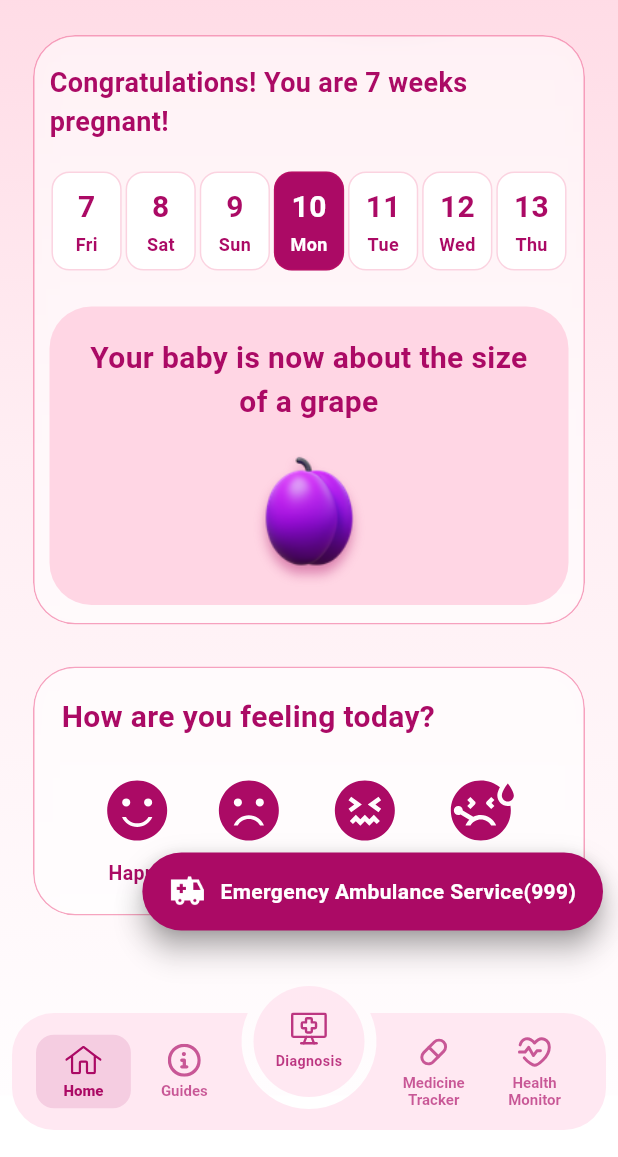
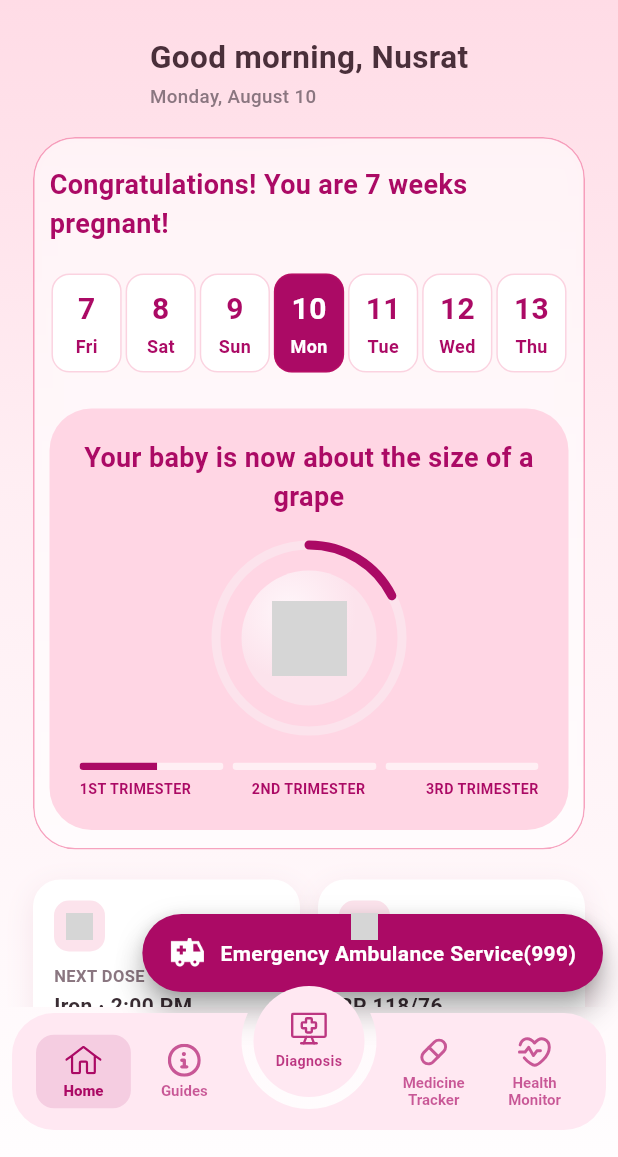
Before and after one commit to apt-install-alvi/Cradle, a Flutter app: the DashboardScreen screen opened by its route, after a tap on "English", on a phone screen of 412 x 824 dp, the part 79-1236 px from its top. Run offline on Flutter 3.47's test engine with Material 3 defaults, Android fonts, the phone set to English and light mode, and no system bars; our stand-ins replace flutter_svg, flutter_tts, google_fonts, image_picker, share_plus, shared_preferences; accounts and stored records are empty; Roboto replaces fonts that are missing (Gentium Book Plus); grey boxes are pictures that could not be loaded.

Commit message:
Added base files for the new dashboard

```diff
--- a/frontend/cradle_app/lib/pages/dashboard/dashboard_page.dart
+++ b/frontend/cradle_app/lib/pages/dashboard/dashboard_page.dart
@@ -10,6 +10,8 @@ import '../../providers/language_provider.dart';
 import './widgets/mood_card.dart';
 import './widgets/pregnancy_card.dart';
 import 'package:url_launcher/url_launcher.dart';
+import './widgets/greeting_header.dart';
+import './widgets/quick_status_row.dart';
 
 class DashboardScreen extends StatelessWidget {
   const DashboardScreen({super.key});
@@ -132,6 +134,50 @@ class DashboardScreen extends StatelessWidget {
                   const SizedBox(height: 16),
 
                   //--------------------------------------------------
+                  // Greeting
+                  //--------------------------------------------------
+
+                  // TODO(Nek): wire userName to a profile provider once available
+                  const GreetingHeader(userName: "Nusrat"),
+
+                  const SizedBox(height: 18),
+
+                  //--------------------------------------------------
+                  // Pregnancy Card
+                  //--------------------------------------------------
+
+                  const PregnancyCard(),
+
+                  const SizedBox(height: 20),
+
+                  //--------------------------------------------------
+                  // Quick Status Row
+                  //--------------------------------------------------
+
+                  // TODO(Nek): replace mock values with real data from
+                  // HealthTrackingProvider / medication tracker once wired
+                  QuickStatusRow(
+                    nextDoseName: "Iron",
+                    nextDoseNameBn: "আয়রন",
+                    nextDoseTime: "2:00 PM",
+                    nextDoseEta: "In 2 hours",
+                    nextDoseEtaBn: "২ ঘণ্টার মধ্যে",
+                    lastVitalLabel: "BP 118/76",
+                    lastVitalLabelBn: "BP ১১৮/৭৬",
+                    lastVitalSub: "Logged today",
+                    lastVitalSubBn: "আজ লগ করা হয়েছে",
+                    onMedicineTap: () => Navigator.pushNamed(context, AppRoutes.medicationTracker),
+                    onHealthTap: () => Navigator.pushNamed(context, AppRoutes.healthMonitor),
+                  ),
+
+                  const SizedBox(height: 20),
+
+                  //--------------------------------------------------
+                  // Mood Card
+                  //--------------------------------------------------
+
+                  const MoodCard(),
+                  //--------------------------------------------------
                   // Pregnancy Card
                   //--------------------------------------------------
 
--- /dev/null
+++ b/frontend/cradle_app/lib/pages/dashboard/widgets/greeting_header.dart
@@ -0,0 +1,70 @@
+import 'package:flutter/material.dart';
+import 'package:google_fonts/google_fonts.dart';
+import 'package:provider/provider.dart';
+import 'package:cradle_app/core/utils/bangla_numerals.dart';
+import '../../../providers/language_provider.dart';
+
+class GreetingHeader extends StatelessWidget {
+  const GreetingHeader({super.key, required this.userName});
+
+  final String userName;
+
+  static const List<String> _weekdaysEn = [
+    'Monday', 'Tuesday', 'Wednesday', 'Thursday', 'Friday', 'Saturday', 'Sunday',
+  ];
+  static const List<String> _weekdaysBn = [
+    'সোমবার', 'মঙ্গলবার', 'বুধবার', 'বৃহস্পতিবার', 'শুক্রবার', 'শনিবার', 'রবিবার',
+  ];
+  static const List<String> _monthsEn = [
+    'January', 'February', 'March', 'April', 'May', 'June',
+    'July', 'August', 'September', 'October', 'November', 'December',
+  ];
+  static const List<String> _monthsBn = [
+    'জানুয়ারি', 'ফেব্রুয়ারি', 'মার্চ', 'এপ্রিল', 'মে', 'জুন',
+    'জুলাই', 'আগস্ট', 'সেপ্টেম্বর', 'অক্টোবর', 'নভেম্বর', 'ডিসেম্বর',
+  ];
+
+  String _greetingWord(bool isBangla, int hour) {
+    if (isBangla) {
+      if (hour < 12) return 'শুভ সকাল';
+      if (hour < 17) return 'শুভ অপরাহ্ন';
+      return 'শুভ সন্ধ্যা';
+    }
+    if (hour < 12) return 'Good morning';
+    if (hour < 17) return 'Good afternoon';
+    return 'Good evening';
+  }
+
+  String _formattedDate(bool isBangla, DateTime now) {
+    final weekday = isBangla ? _weekdaysBn[now.weekday - 1] : _weekdaysEn[now.weekday - 1];
+    final month = isBangla ? _monthsBn[now.month - 1] : _monthsEn[now.month - 1];
+    final day = isBangla ? toBanglaDigits(now.day) : '${now.day}';
+    return isBangla ? '$weekday, $day $month' : '$weekday, $month $day';
+  }
+
+  @override
+  Widget build(BuildContext context) {
+    final isBangla = context.watch<LanguageProvider>().isBangla;
+    final now = DateTime.now();
+
+    return Column(
+      crossAxisAlignment: CrossAxisAlignment.start,
+      mainAxisSize: MainAxisSize.min,
+      children: [
+        Text(
+          '${_greetingWord(isBangla, now.hour)}, $userName',
+          style: GoogleFonts.gentiumBookPlus(
+            fontWeight: FontWeight.w700,
+            fontSize: 21,
+            color: const Color(0xFF4A2F3A),
+          ),
+        ),
+        const SizedBox(height: 2),
+        Text(
+          _formattedDate(isBangla, now),
+          style: const TextStyle(fontSize: 12.5, fontWeight: FontWeight.w500, color: Color(0xFF8A7680)),
+        ),
+      ],
+    );
+  }
+}
--- /dev/null
+++ b/frontend/cradle_app/lib/pages/dashboard/widgets/growth_ring_painter.dart
@@ -0,0 +1,52 @@
+import 'package:flutter/material.dart';
+
+class GrowthRingPainter extends CustomPainter {
+  const GrowthRingPainter({
+    required this.progress,
+    required this.trackColor,
+    required this.progressColor,
+    this.strokeWidth = 6,
+  });
+
+  final double progress;
+  final Color trackColor;
+  final Color progressColor;
+  final double strokeWidth;
+
+  @override
+  void paint(Canvas canvas, Size size) {
+    final center = Offset(size.width / 2, size.height / 2);
+    final radius = (size.width - strokeWidth) / 2;
+
+    final trackPaint = Paint()
+      ..color = trackColor
+      ..style = PaintingStyle.stroke
+      ..strokeWidth = strokeWidth;
+
+    final progressPaint = Paint()
+      ..color = progressColor
+      ..style = PaintingStyle.stroke
+      ..strokeWidth = strokeWidth
+      ..strokeCap = StrokeCap.round;
+
+    canvas.drawCircle(center, radius, trackPaint);
+
+    const startAngle = -1.5707963267948966;
+    final sweepAngle = 6.283185307179586 * progress.clamp(0.0, 1.0);
+
+    canvas.drawArc(
+      Rect.fromCircle(center: center, radius: radius),
+      startAngle,
+      sweepAngle,
+      false,
+      progressPaint,
+    );
+  }
+
+  @override
+  bool shouldRepaint(covariant GrowthRingPainter oldDelegate) {
+    return oldDelegate.progress != progress ||
+        oldDelegate.trackColor != trackColor ||
+        oldDelegate.progressColor != progressColor;
+  }
+}
--- a/frontend/cradle_app/lib/pages/dashboard/widgets/pregnancy_card.dart
+++ b/frontend/cradle_app/lib/pages/dashboard/widgets/pregnancy_card.dart
@@ -5,15 +5,35 @@ import 'package:google_fonts/google_fonts.dart';
 import 'package:provider/provider.dart';
 import 'package:cradle_app/core/utils/bangla_numerals.dart';
 import '../../../providers/language_provider.dart';
+import 'growth_ring_painter.dart';
 
 class PregnancyCard extends StatelessWidget {
   const PregnancyCard({super.key});
 
   final int weeksPregnant = 7;
+  final int totalWeeks = 40;
   final String childSizeBn = "আঙুর";
   final String childSizeEn = "grape";
 
   static const Color primaryPink = Color(0xFFAB0A65);
+  static const Color ringTrack = Color(0xFFFCE3EC);
+
+  int get _trimester {
+    if (weeksPregnant <= 13) return 1;
+    if (weeksPregnant <= 27) return 2;
+    return 3;
+  }
+
+  double _trimesterFraction() {
+    switch (_trimester) {
+      case 1:
+        return weeksPregnant / 13;
+      case 2:
+        return (weeksPregnant - 13) / 14;
+      default:
+        return (weeksPregnant - 27) / 13;
+    }
+  }
 
   @override
   Widget build(BuildContext context) {
@@ -21,150 +41,77 @@ class PregnancyCard extends StatelessWidget {
     final bool isBangla = languageProvider.isBangla;
     final today = DateTime.now();
 
-    final weekDays = List.generate(
-      7,
-      (index) => today.add(
-        Duration(days: index - 3),
-      ),
-    );
+    final weekDays = List.generate(7, (index) => today.add(Duration(days: index - 3)));
+    final progress = (weeksPregnant / totalWeeks).clamp(0.0, 1.0);
 
     return ClipRRect(
       borderRadius: BorderRadius.circular(28),
       child: BackdropFilter(
-        filter: ImageFilter.blur(
-          sigmaX: 15,
-          sigmaY: 15,
-        ),
+        filter: ImageFilter.blur(sigmaX: 15, sigmaY: 15),
         child: Container(
           width: double.infinity,
           padding: const EdgeInsets.fromLTRB(10, 18, 10, 12),
           decoration: BoxDecoration(
             color: Colors.white.withValues(alpha: .50),
             borderRadius: BorderRadius.circular(28),
-            border: Border.all(
-              color: Colors.pink.withValues(alpha: .4),
-            ),
-            boxShadow: [
-              BoxShadow(
-                color: Colors.white.withValues(alpha: .18),
-                blurRadius: 18,
-                spreadRadius: 2,
-              ),
-            ],
+            border: Border.all(color: Colors.pink.withValues(alpha: .4)),
+            boxShadow: [BoxShadow(color: Colors.white.withValues(alpha: .18), blurRadius: 18, spreadRadius: 2)],
           ),
           child: Column(
             crossAxisAlignment: CrossAxisAlignment.start,
             children: [
-
               //--------------------------------------------------
               // TITLE
               //--------------------------------------------------
-
               Text(
                 isBangla
                     ? "অভিনন্দন! আপনার গর্ভাবস্থার ${toBanglaDigits(weeksPregnant)} সপ্তাহ চলছে!"
                     : "Congratulations! You are $weeksPregnant weeks pregnant!",
-                style: GoogleFonts.gentiumBookPlus(
-                  fontWeight: FontWeight.bold,
-                  fontSize: 18,
-                  color: primaryPink,
-                ),
+                style: GoogleFonts.gentiumBookPlus(fontWeight: FontWeight.bold, fontSize: 18, color: primaryPink),
               ),
 
               const SizedBox(height: 20),
 
               //--------------------------------------------------
-              // CALENDAR
+              // CALENDAR (unchanged)
               //--------------------------------------------------
-
               LayoutBuilder(
                 builder: (context, constraints) {
                   return Row(
-                    children: List.generate(
-                      weekDays.length,
-                      (index) {
+                    children: List.generate(weekDays.length, (index) {
                       final day = weekDays[index];
                       final bool isToday = index == 3;
-
                       return Expanded(
                         child: Padding(
                           padding: const EdgeInsets.symmetric(horizontal: 1.3),
-
                           child: AnimatedContainer(
                             duration: const Duration(milliseconds: 300),
                             height: 66,
-
                             decoration: BoxDecoration(
-                                color: isToday
-                                    ? primaryPink
-                                    : Colors.white,
+                              color: isToday ? primaryPink : Colors.white,
                               borderRadius: BorderRadius.circular(12),
-                                border: Border.all(
-                                  color: Colors.pink.withAlpha(50)
+                              border: Border.all(color: Colors.pink.withAlpha(50)),
                             ),
-                                // boxShadow: isToday
-                                //     ? [
-                                //         BoxShadow(
-                                //           color: primaryPink.withValues(alpha: .25),
-                                //           blurRadius: 10,
-                                //           offset: const Offset(0, 4),
-                                //         ),
-                                //       ]
-                                //     : [],
-                              ),
-
                             child: Column(
                               mainAxisAlignment: MainAxisAlignment.center,
                               children: [
-
                                 Text(
                                   isBangla ? toBanglaDigits(day.day) : day.day.toString(),
-                                    style: GoogleFonts.gentiumBookPlus(
-                                      fontWeight: FontWeight.bold,
-                                      fontSize: 20,
-                                      color: isToday
-                                          ? Colors.white
-                                          : primaryPink,
+                                  style: GoogleFonts.gentiumBookPlus(fontWeight: FontWeight.bold, fontSize: 20, color: isToday ? Colors.white : primaryPink),
                                 ),
-                                  ),
-
                                 const SizedBox(height: 2),
-
                                 Text(
                                   isBangla
-                                        ? [
-                                            "সোম",
-                                            "মঙ্গল",
-                                            "বুধ",
-                                            "বৃহ",
-                                            "শুক্র",
-                                            "শনি",
-                                            "রবি",
-                                          ][day.weekday - 1]
-                                        : [
-                                            "Mon",
-                                            "Tue",
-                                            "Wed",
-                                            "Thu",
-                                            "Fri",
-                                            "Sat",
-                                            "Sun",
-                                          ][day.weekday - 1],
-                                    style: GoogleFonts.gentiumBookPlus(
-                                      fontWeight: FontWeight.bold,
-                                      fontSize: 12,
-                                      color: isToday
-                                          ? Colors.white
-                                          : primaryPink,
-                                    ),
+                                      ? ["সোম", "মঙ্গল", "বুধ", "বৃহ", "শুক্র", "শনি", "রবি"][day.weekday - 1]
+                                      : ["Mon", "Tue", "Wed", "Thu", "Fri", "Sat", "Sun"][day.weekday - 1],
+                                  style: GoogleFonts.gentiumBookPlus(fontWeight: FontWeight.bold, fontSize: 12, color: isToday ? Colors.white : primaryPink),
                                 ),
                               ],
                             ),
                           ),
                         ),
                       );
-                      },
-                    ),
+                    }),
                   );
                 },
               ),
@@ -172,83 +119,86 @@ class PregnancyCard extends StatelessWidget {
               const SizedBox(height: 24),
 
               //--------------------------------------------------
-              // BABY SIZE PANEL
+              // BABY SIZE PANEL — growth ring + trimester bar
               //--------------------------------------------------
-
               Container(
                 width: double.infinity,
                 padding: const EdgeInsets.all(20),
                 decoration: const BoxDecoration(
                   color: Color.fromARGB(255, 255, 214, 228),
-                  borderRadius: BorderRadius.all(
-                    Radius.circular(28),
-                  ),
-
-                  // gradient: RadialGradient(
-                  //   center: Alignment(0.05, -.2),
-                  //   radius: 1.75,
-                  //   colors: [
-                  //     Color(0xFFFFD0D3),
-                  //     Color(0xFFEB88FF),
-                  //   ],
-                  // ),
+                  borderRadius: BorderRadius.all(Radius.circular(28)),
                 ),
                 child: Column(
                   children: [
-
                     Text(
-                      isBangla
-                          ? "আপনার শিশুর আকার এখন প্রায় একটি $childSizeBn-এর সমান"
-                          : "Your baby is now about the size of a $childSizeEn",
+                      isBangla ? "আপনার শিশুর আকার এখন প্রায় একটি $childSizeBn-এর সমান" : "Your baby is now about the size of a $childSizeEn",
                       textAlign: TextAlign.center,
-                      style: GoogleFonts.gentiumBookPlus(
-                        fontWeight: FontWeight.bold,
-                        fontSize: 20,
-                        color: primaryPink,
-                      ),
+                      style: GoogleFonts.gentiumBookPlus(fontWeight: FontWeight.bold, fontSize: 18, color: primaryPink),
                     ),
 
                     const SizedBox(height: 16),
 
                     SizedBox(
-                    height: 85,
+                      width: 130,
+                      height: 130,
                       child: Stack(
                         alignment: Alignment.center,
                         children: [
-                        // Shadow
-                        Transform.translate(
-                          offset: const Offset(0, 6),
-                          child: ImageFiltered(
-                            imageFilter: ImageFilter.blur(
-                              sigmaX: 4,
-                              sigmaY: 4,
+                          CustomPaint(
+                            size: const Size(130, 130),
+                            painter: GrowthRingPainter(progress: progress, trackColor: ringTrack, progressColor: primaryPink),
                           ),
-                            child: ColorFiltered(
-                              colorFilter: ColorFilter.mode(
-                                primaryPink.withValues(alpha: 0.4),
-                                BlendMode.srcIn,
+                          Container(
+                            width: 90,
+                            height: 90,
+                            decoration: const BoxDecoration(
+                              shape: BoxShape.circle,
+                              gradient: RadialGradient(center: Alignment(-0.3, -0.4), colors: [Color(0xFFFFF6FA), Color(0xFFFCE3EC)]),
                             ),
+                            padding: const EdgeInsets.all(20),
                             child: Image.asset(
-                                "assets/images/grape.png",
+                              "assets/icons/placeholder.png",
                               fit: BoxFit.contain,
+                              errorBuilder: (context, error, stackTrace) => const Icon(Icons.eco, size: 40, color: primaryPink),
+                            ),
+                          ),
+                        ],
+                      ),
+                    ),
+
+                    const SizedBox(height: 18),
+
+                    // Trimester progress bar
+                    Row(
+                      children: List.generate(3, (index) {
+                        final segmentNumber = index + 1;
+                        final bool filled = segmentNumber < _trimester;
+                        final bool partial = segmentNumber == _trimester;
+                        final double fillFraction = partial ? _trimesterFraction().clamp(0.0, 1.0) : (filled ? 1.0 : 0.0);
+                        return Expanded(
+                          child: Padding(
+                            padding: EdgeInsets.only(right: index < 2 ? 6 : 0),
+                            child: ClipRRect(
+                              borderRadius: BorderRadius.circular(3),
+                              child: Stack(
+                                children: [
+                                  Container(height: 5, color: Colors.white.withValues(alpha: .6)),
+                                  FractionallySizedBox(widthFactor: fillFraction, child: Container(height: 5, color: primaryPink)),
+                                ],
                               ),
                             ),
                           ),
+                        );
+                      }),
                     ),
-
-                        Image.asset(
-                          "assets/images/grape.png",
-                          fit: BoxFit.contain,
-                          errorBuilder: (context, error, stackTrace) {
-                            return const Icon(
-                              Icons.eco,
-                              size: 90,
-                              color: Colors.orange,
-                            );
-                          },
-                        ),
+                    const SizedBox(height: 6),
+                    Row(
+                      mainAxisAlignment: MainAxisAlignment.spaceBetween,
+                      children: [
+                        Text(isBangla ? '১ম ত্রৈমাসিক' : '1ST TRIMESTER', style: const TextStyle(fontSize: 9.5, fontWeight: FontWeight.w700, color: primaryPink, letterSpacing: .3)),
+                        Text(isBangla ? '২য় ত্রৈমাসিক' : '2ND TRIMESTER', style: const TextStyle(fontSize: 9.5, fontWeight: FontWeight.w700, color: primaryPink, letterSpacing: .3)),
+                        Text(isBangla ? '৩য় ত্রৈমাসিক' : '3RD TRIMESTER', style: const TextStyle(fontSize: 9.5, fontWeight: FontWeight.w700, color: primaryPink, letterSpacing: .3)),
                       ],
-                    ),
                     ),
                   ],
                 ),
--- /dev/null
+++ b/frontend/cradle_app/lib/pages/dashboard/widgets/quick_status_card.dart
@@ -0,0 +1,59 @@
+import 'package:flutter/material.dart';
+import '../../../core/widgets/bottom_nav.dart';
+
+class QuickStatusCard extends StatelessWidget {
+  const QuickStatusCard({
+    super.key,
+    required this.label,
+    required this.value,
+    required this.sub,
+    this.iconPath = 'assets/icons/placeholder.png',
+    this.onTap,
+  });
+
+  final String label;
+  final String value;
+  final String sub;
+  final String iconPath;
+  final VoidCallback? onTap;
+
+  static const Color _brand = DashboardBottomNav.primaryPink;
+
+  @override
+  Widget build(BuildContext context) {
+    return Expanded(
+      child: GestureDetector(
+        onTap: onTap,
+        child: Container(
+          padding: const EdgeInsets.all(14),
+          decoration: BoxDecoration(
+            color: Colors.white,
+            borderRadius: BorderRadius.circular(18),
+            boxShadow: const [
+              BoxShadow(color: Color(0x29C87896), blurRadius: 16, offset: Offset(0, 6)),
+            ],
+          ),
+          child: Column(
+            crossAxisAlignment: CrossAxisAlignment.start,
+            mainAxisSize: MainAxisSize.min,
+            children: [
+              Container(
+                width: 34,
+                height: 34,
+                decoration: BoxDecoration(color: const Color(0xFFFCE3EC), borderRadius: BorderRadius.circular(10)),
+                padding: const EdgeInsets.all(8),
+                child: Image.asset(iconPath, fit: BoxFit.contain, colorFilter: const ColorFilter.mode(_brand, BlendMode.srcIn)),
+              ),
+              const SizedBox(height: 8),
+              Text(label, style: const TextStyle(fontSize: 11, fontWeight: FontWeight.w700, color: Color(0xFF8A7680), letterSpacing: .3)),
+              const SizedBox(height: 2),
+              Text(value, maxLines: 1, overflow: TextOverflow.ellipsis, style: const TextStyle(fontSize: 14, fontWeight: FontWeight.w700, color: Color(0xFF3A2C33))),
+              const SizedBox(height: 2),
+              Text(sub, maxLines: 1, overflow: TextOverflow.ellipsis, style: const TextStyle(fontSize: 11.5, fontWeight: FontWeight.w500, color: Color(0xFF8A7680))),
+            ],
+          ),
+        ),
+      ),
+    );
+  }
+}
--- /dev/null
+++ b/frontend/cradle_app/lib/pages/dashboard/widgets/quick_status_row.dart
@@ -0,0 +1,56 @@
+import 'package:flutter/material.dart';
+import 'package:provider/provider.dart';
+import '../../../providers/language_provider.dart';
+import 'quick_status_card.dart';
+
+class QuickStatusRow extends StatelessWidget {
+  const QuickStatusRow({
+    super.key,
+    required this.nextDoseName,
+    required this.nextDoseNameBn,
+    required this.nextDoseTime,
+    required this.nextDoseEta,
+    required this.nextDoseEtaBn,
+    required this.lastVitalLabel,
+    required this.lastVitalLabelBn,
+    required this.lastVitalSub,
+    required this.lastVitalSubBn,
+    this.onMedicineTap,
+    this.onHealthTap,
+  });
+
+  final String nextDoseName;
+  final String nextDoseNameBn;
+  final String nextDoseTime;
+  final String nextDoseEta;
+  final String nextDoseEtaBn;
+  final String lastVitalLabel;
+  final String lastVitalLabelBn;
+  final String lastVitalSub;
+  final String lastVitalSubBn;
+  final VoidCallback? onMedicineTap;
+  final VoidCallback? onHealthTap;
+
+  @override
+  Widget build(BuildContext context) {
+    final isBangla = context.watch<LanguageProvider>().isBangla;
+
+    return Row(
+      children: [
+        QuickStatusCard(
+          label: isBangla ? 'পরবর্তী ডোজ' : 'NEXT DOSE',
+          value: isBangla ? '$nextDoseNameBn · $nextDoseTime' : '$nextDoseName · $nextDoseTime',
+          sub: isBangla ? nextDoseEtaBn : nextDoseEta,
+          onTap: onMedicineTap,
+        ),
+        const SizedBox(width: 12),
+        QuickStatusCard(
+          label: isBangla ? 'সর্বশেষ রিডিং' : 'LAST READING',
+          value: isBangla ? lastVitalLabelBn : lastVitalLabel,
+          sub: isBangla ? lastVitalSubBn : lastVitalSub,
+          onTap: onHealthTap,
+        ),
+      ],
+    );
+  }
+}
```
Lines whose indentation alone changed are shown as unchanged.
